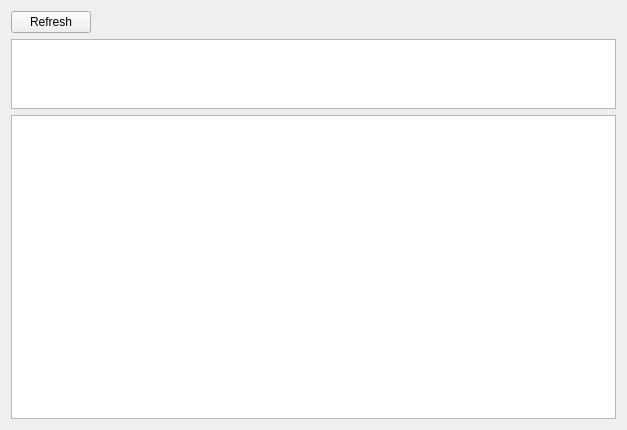
Qt form mva/Licenta/gui/forms/smart_widget.ui (bogdan-constandache/SystemToolKit) before a commit.
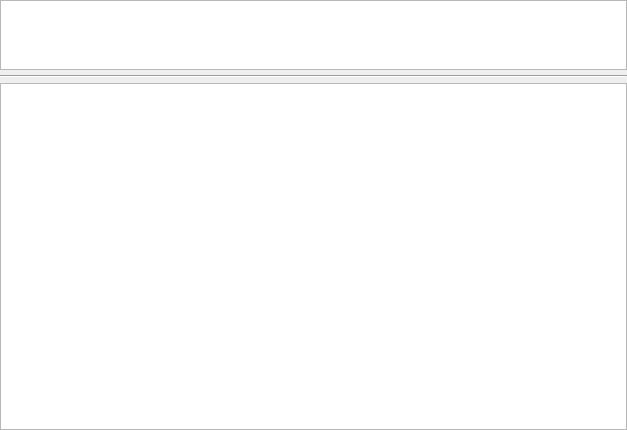
The same form after that commit.

What changed in the file:
```diff
--- a/mva/Licenta/gui/forms/smart_widget.ui
+++ b/mva/Licenta/gui/forms/smart_widget.ui
@@ -14,30 +14,21 @@
    <string>Form</string>
   </property>
   <layout class="QVBoxLayout" name="verticalLayout">
-   <item>
-    <layout class="QHBoxLayout" name="hLayoutButtons">
-     <item>
-      <widget class="QPushButton" name="refreshButton">
-       <property name="text">
-        <string>Refresh</string>
-       </property>
-      </widget>
-     </item>
-     <item>
-      <spacer name="hSpacerH1">
-       <property name="orientation">
-        <enum>Qt::Horizontal</enum>
-       </property>
-       <property name="sizeHint" stdset="0">
-        <size>
-         <width>40</width>
-         <height>20</height>
-        </size>
-       </property>
-      </spacer>
-     </item>
-    </layout>
-   </item>
+   <property name="spacing">
+    <number>5</number>
+   </property>
+   <property name="leftMargin">
+    <number>0</number>
+   </property>
+   <property name="topMargin">
+    <number>0</number>
+   </property>
+   <property name="rightMargin">
+    <number>0</number>
+   </property>
+   <property name="bottomMargin">
+    <number>0</number>
+   </property>
    <item>
     <widget class="QTreeView" name="hddTreeView">
      <property name="sizePolicy">
@@ -60,6 +51,13 @@
      </property>
     </widget>
    </item>
+   <item>
+    <widget class="Line" name="line">
+     <property name="orientation">
+      <enum>Qt::Horizontal</enum>
+     </property>
+    </widget>
+   </item>
    <item>
     <widget class="QTreeView" name="propertiesTreeView"/>
    </item>
```
